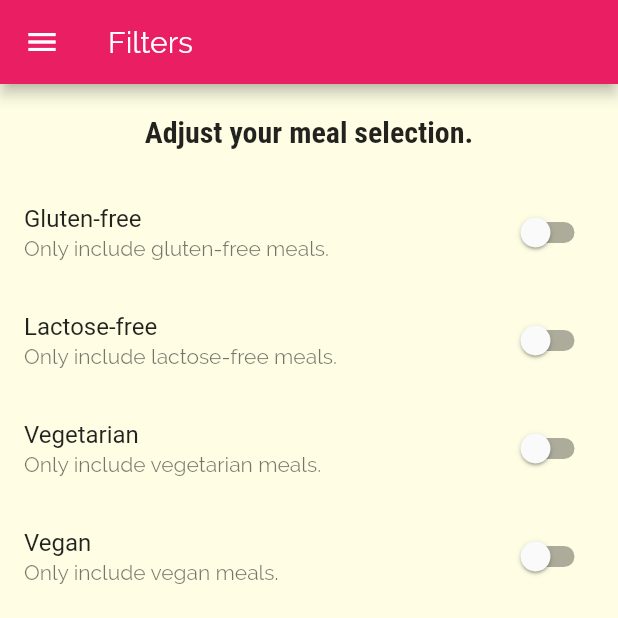
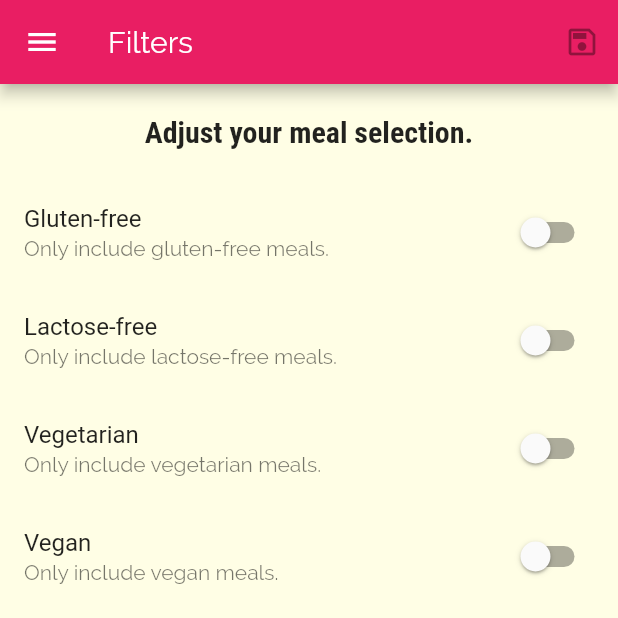
Before and after one commit to Russkazkin/flutter_meals_app, a Flutter app: the Filters screen opened directly, on a phone screen of 412 x 824 dp, the top half of it. Run offline on Flutter 3.47's test engine with Material 2 defaults, Android fonts, the phone set to English and light mode, and no system bars.

Commit message:
Add logic to set filters

```diff
--- a/lib/main.dart
+++ b/lib/main.dart
@@ -8,7 +8,24 @@ import 'screens/categories.dart';
 
 void main() => runApp(MyApp());
 
-class MyApp extends StatelessWidget {
+class MyApp extends StatefulWidget {
+  @override
+  _MyAppState createState() => _MyAppState();
+}
+
+class _MyAppState extends State<MyApp> {
+  Map<String, bool> _filters = {
+    'gluten': false,
+    'lactose': false,
+    'vegetarian': false,
+    'vegan': false,
+  };
+
+  void _setFilters(Map<String, bool> filterData) {
+    setState(() {
+      _filters = filterData;
+    });
+  }
   @override
   Widget build(BuildContext context) {
     return MaterialApp(
@@ -41,7 +58,7 @@ class MyApp extends StatelessWidget {
       routes: {
         CategoryMeals.route: (context) => CategoryMeals(),
         MealDetail.route: (context) => MealDetail(),
-        Filters.route: (context) => Filters(),
+        Filters.route: (context) => Filters(saveFilters: _setFilters),
       },
       onUnknownRoute: (settings) =>
           MaterialPageRoute(builder: (context) => Categories()),
--- a/lib/screens/filters.dart
+++ b/lib/screens/filters.dart
@@ -3,6 +3,9 @@ import '../widgets/drawers/main_drawer.dart';
 
 class Filters extends StatefulWidget {
   static const route = '/filters';
+  final Function saveFilters;
+
+  const Filters({this.saveFilters});
 
   @override
   _FiltersState createState() => _FiltersState();
@@ -29,6 +32,7 @@ class _FiltersState extends State<Filters> {
     return Scaffold(
       appBar: AppBar(
         title: Text('Filters'),
+        actions: [IconButton(icon: Icon(Icons.save_outlined), onPressed: widget.saveFilters)],
       ),
       drawer: MainDrawer(),
       body: Column(
@@ -67,7 +71,7 @@ class _FiltersState extends State<Filters> {
                   'Vegetarian',
                   'Only include vegetarian meals.',
                   _vegetarian,
-                      (newValue) {
+                  (newValue) {
                     setState(() {
                       _vegetarian = newValue;
                     });
```
